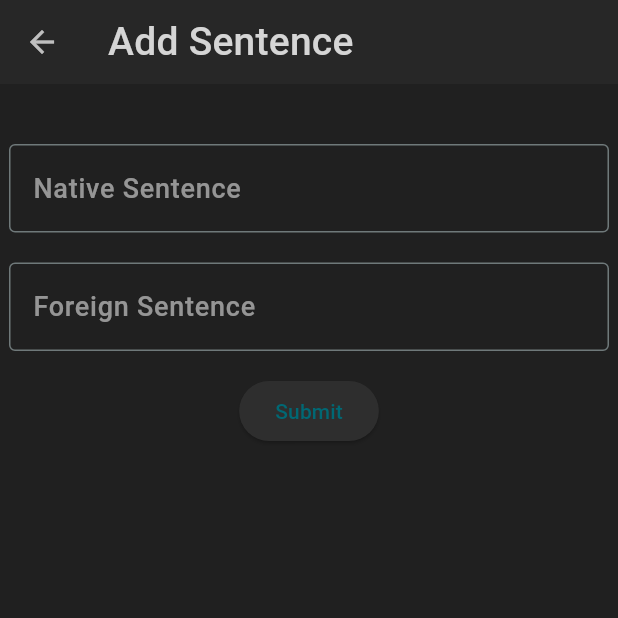
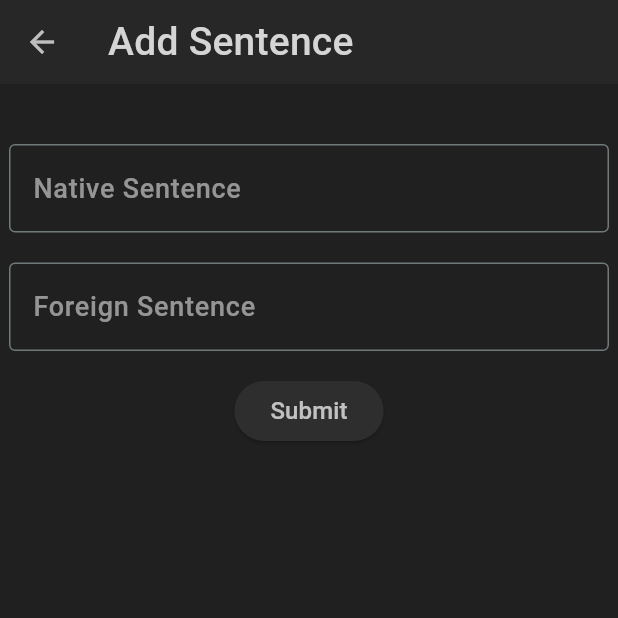
Before and after one commit to ana-znv/translate_trainer, a Flutter app: the AddSentence screen opened by its route, on a phone screen of 412 x 824 dp, the top half of it. Run offline on Flutter 3.47's test engine with Material 3 defaults, Android fonts, the phone set to English and light mode, and no system bars; our stand-ins replace sqflite; accounts and stored records are empty.

Commit message:
styled button

```diff
--- a/lib/features/add_sentence/view/add_sentence.dart
+++ b/lib/features/add_sentence/view/add_sentence.dart
@@ -114,7 +114,10 @@ class _AddSentenceState extends State<AddSentence> {
                     );
                   }
                 },
-                child: const Text("Submit"),
+                child: Text(
+                  "Submit",
+                  style: TextStyle(color: Colors.white70, fontSize: 16),
+                ),
               ),
             ),
           ],
```
